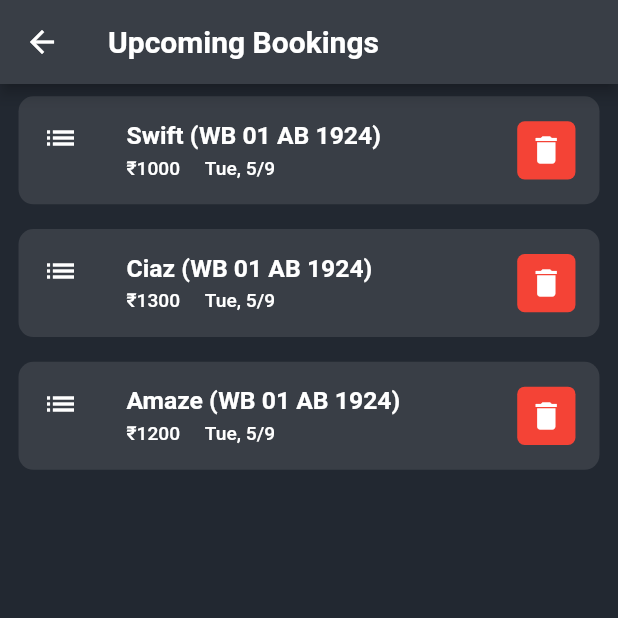
After one commit to nirvanabaid/car_rental_system, a Flutter app: the homescreen screen opened directly, item 3 of the bottom bar chosen, scrolled down 73 dp, after a tap on "Upcoming Bookings", on a phone screen of 412 x 824 dp, the top half of it. The commit adds this screen. Run offline on Flutter 3.47's test engine with Material 2 defaults, Android fonts, the phone set to English and light mode, and no system bars; our stand-ins replace file_picker, google_fonts, google_nav_bar, open_file; network calls fail.

Commit message:
Log Out + Payment Dialog + Delete upcomingBookings

```diff
--- a/lib/views/homescreen.dart
+++ b/lib/views/homescreen.dart
@@ -1,6 +1,8 @@
 import 'package:dbs_project/Constants/constantColors.dart';
 import 'package:dbs_project/views/addCar.dart';
 import 'package:dbs_project/views/carPage.dart';
+import 'package:dbs_project/views/signIn.dart';
+import 'package:dbs_project/views/upcomingBookings.dart';
 import 'package:flutter/material.dart';
 import 'package:google_fonts/google_fonts.dart';
 import 'package:google_nav_bar/google_nav_bar.dart';
@@ -699,6 +701,30 @@ class _profileState extends State<profile> {
                   style: TextStyle(fontSize: height*0.02, fontWeight: FontWeight.bold, color: Colors.white),
                 ),
               ),
+              SizedBox(height: height*0.024),
+              SizedBox(
+                width: width,
+                height: height*0.055,
+                child: ElevatedButton(
+                  onPressed: (){Navigator.push(context, MaterialPageRoute(builder: (context) => upcomingBookings()));},
+                  child: Text("Upcoming Bookings", style: TextStyle(color: Colors.white, fontWeight: FontWeight.bold, fontSize: height*0.024),),
+                  style: ButtonStyle(
+                    backgroundColor: MaterialStatePropertyAll(background2),
+
+                  ),
+                ),
+              ),
+              SizedBox(height: height*0.024),
+              SizedBox(
+                width: width,
+                height: height*0.055,
+                child: ElevatedButton(onPressed: (){Navigator.pushReplacement(context, MaterialPageRoute(builder: (context) => signIN()));}, child: Text("LOG OUT", style: TextStyle(color: Colors.black, fontWeight: FontWeight.w800, fontSize: height*0.024),),
+                  style: ButtonStyle(
+                    backgroundColor: MaterialStatePropertyAll(highlight),
+
+                  ),
+                ),
+              ),
               SizedBox(height: 16.0),
 
             ],
--- /dev/null
+++ b/lib/views/upcomingBookings.dart
@@ -0,0 +1,76 @@
+import 'package:dbs_project/Constants/constantColors.dart';
+import 'package:flutter/material.dart';
+import 'package:intl/intl.dart';
+
+class upcomingBookings extends StatefulWidget {
+  const upcomingBookings({Key? key}) : super(key: key);
+
+  @override
+  State<upcomingBookings> createState() => _upcomingBookingsState();
+}
+
+class _upcomingBookingsState extends State<upcomingBookings> {
+  @override
+  Widget build(BuildContext context) {
+    List<Booking> bookings= [Booking(name: "Swift", cost: 1000,  car_number: "WB 01 AB 1924", startDate: DateTime.now()),
+      Booking(name: "Ciaz", cost: 1300,  car_number: "WB 01 AB 1924", startDate: DateTime.now()),
+      Booking(name: "Amaze", cost: 1200,  car_number: "WB 01 AB 1924", startDate: DateTime.now())
+    ];
+    var height= MediaQuery.of(context).size.height;
+    var width= MediaQuery.of(context).size.width;
+    return Scaffold(
+      appBar: AppBar(backgroundColor: background2,
+        title: Text("Upcoming Bookings", style: TextStyle(color: Colors.white, fontWeight: FontWeight.bold),),
+      ),
+      backgroundColor: background,
+      body: ListView.builder(
+          itemCount: bookings.length,
+          itemBuilder: (BuildContext context, int index) {
+            return Container(
+              margin: EdgeInsets.symmetric(vertical: height*0.01, horizontal: width*0.03),
+              decoration: BoxDecoration(
+                color: background2,
+                borderRadius: BorderRadius.all(Radius.circular(10))
+              ),
+              child: ListTile(
+
+                  leading: const Icon(Icons.list, color: Colors.white,),
+                  trailing: GestureDetector(
+                    child: Container(
+                      padding: EdgeInsets.all(height*0.009),
+                      decoration: BoxDecoration(
+                        color: Colors.red,
+                        borderRadius: BorderRadius.circular(5),
+                      ),
+                      child: Icon(Icons.delete, color: Colors.white,),
+                    ),
+                  ),
+                  title: Text(bookings[index].name+" ("+bookings[index].car_number+")", style: TextStyle(color: Colors.white, fontWeight: FontWeight.bold, fontSize: height*0.02),),
+                  subtitle: Row(
+                    children: [
+                      Text("₹"+bookings[index].cost.toString(), style: TextStyle(color: Colors.white, fontWeight: FontWeight.w500, fontSize: height*0.0155),),
+                      SizedBox(
+                        width: width*0.04,
+                      ),
+                      Text(DateFormat.MEd().format(bookings[index].startDate), style: TextStyle(color: Colors.white, fontWeight: FontWeight.w500, fontSize: height*0.0155)),
+
+                    ],
+                  ),
+              ),
+            );
+          }),
+    );
+  }
+}
+
+
+class Booking {
+  final String name;
+
+  final int cost;
+
+  final String car_number;
+  final DateTime startDate ;
+
+  Booking({required this.name,   required this.cost, required this.car_number, required this.startDate });
+}
```
Also changed, not shown: lib/views/carPage.dart (+96 -0 lines).
